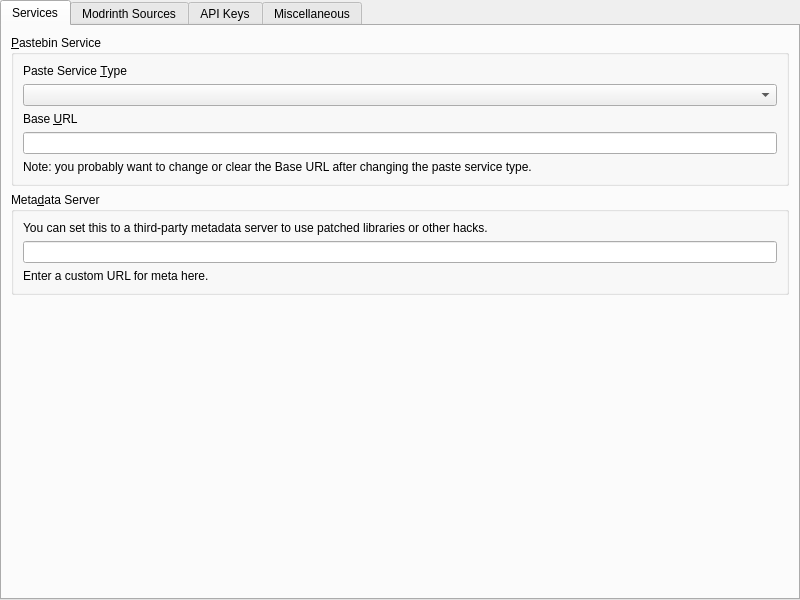
Above: launcher/ui/pages/global/APIPage.ui from PolyMC/PolyMC before the change. Below: the same form after it.
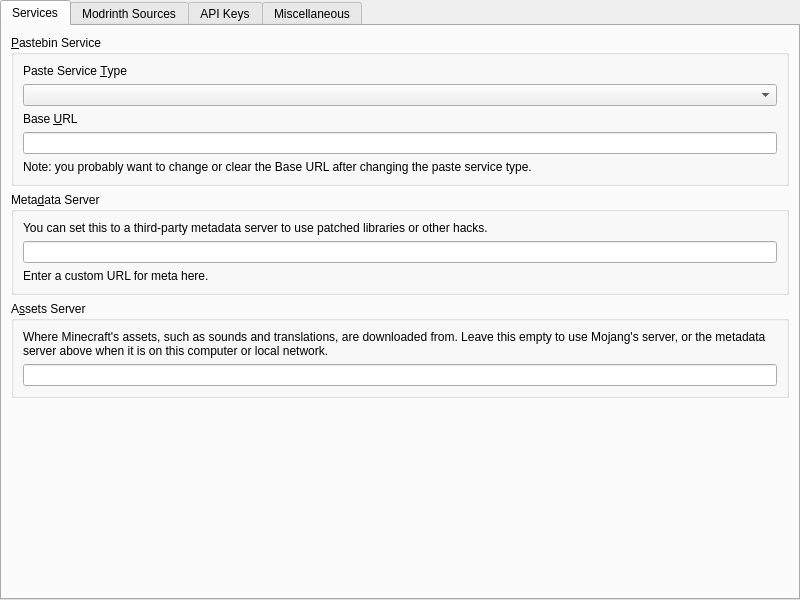
That is the form after the change.

Commit message:
Assets: Add an assets server setting
Minecraft's assets, like sounds and translations, came from Mojang's
server, or from the metadata server when that is on this computer or
local network. An offline mirror reached under a real domain name or
over HTTPS had no way to serve them.

The new Assets Server field on the APIs page sets where they come
from, stored as ResourceURLOverride like Prism Launcher's setting. As
for the metadata server, plain HTTP is only kept for local hosts.

What changed in the file:
```diff
--- a/launcher/ui/pages/global/APIPage.ui
+++ b/launcher/ui/pages/global/APIPage.ui
@@ -130,6 +130,28 @@
          </layout>
         </widget>
        </item>
+       <item>
+        <widget class="QGroupBox" name="groupBox_resources">
+         <property name="title">
+          <string>A&amp;ssets Server</string>
+         </property>
+         <layout class="QVBoxLayout" name="verticalLayout_resources">
+          <item>
+           <widget class="QLabel" name="label_resources">
+            <property name="text">
+             <string>Where Minecraft's assets, such as sounds and translations, are downloaded from. Leave this empty to use Mojang's server, or the metadata server above when it is on this computer or local network.</string>
+            </property>
+            <property name="wordWrap">
+             <bool>true</bool>
+            </property>
+           </widget>
+          </item>
+          <item>
+           <widget class="QLineEdit" name="resourceURL"/>
+          </item>
+         </layout>
+        </widget>
+       </item>
        <item>
         <spacer name="verticalSpacer_2">
          <property name="orientation">
```
The commit also changes 3 other files.
